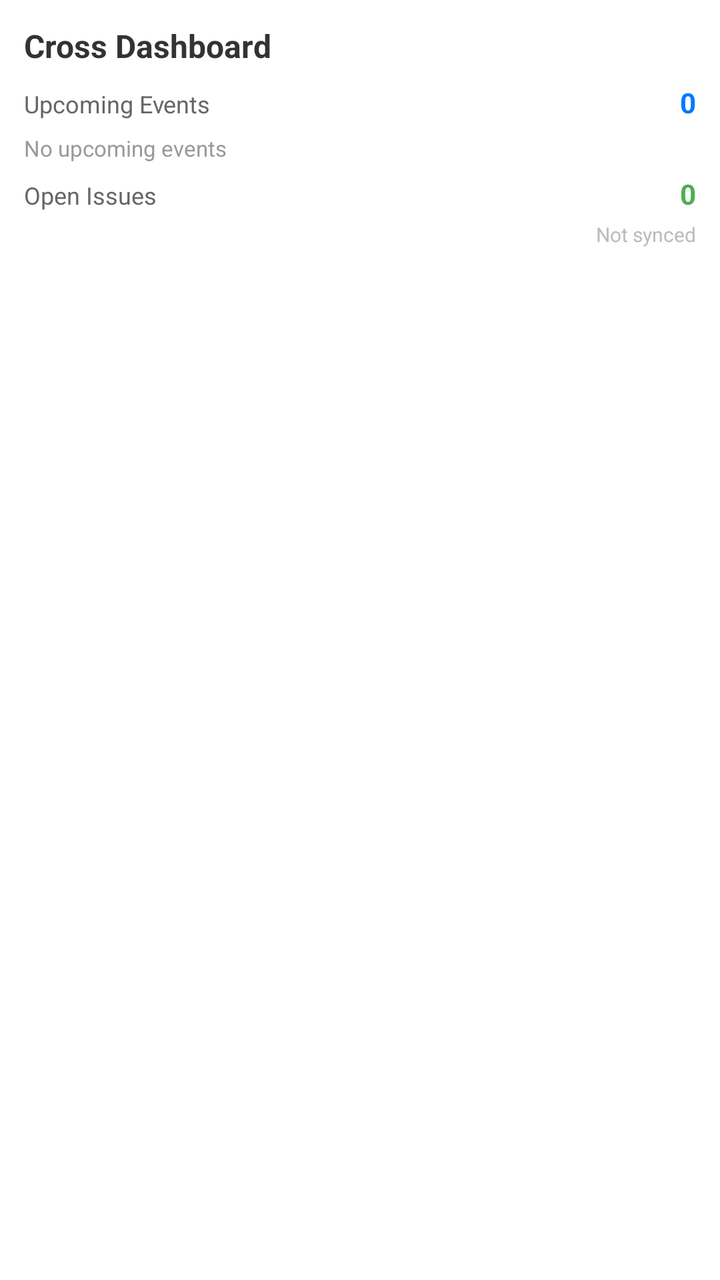
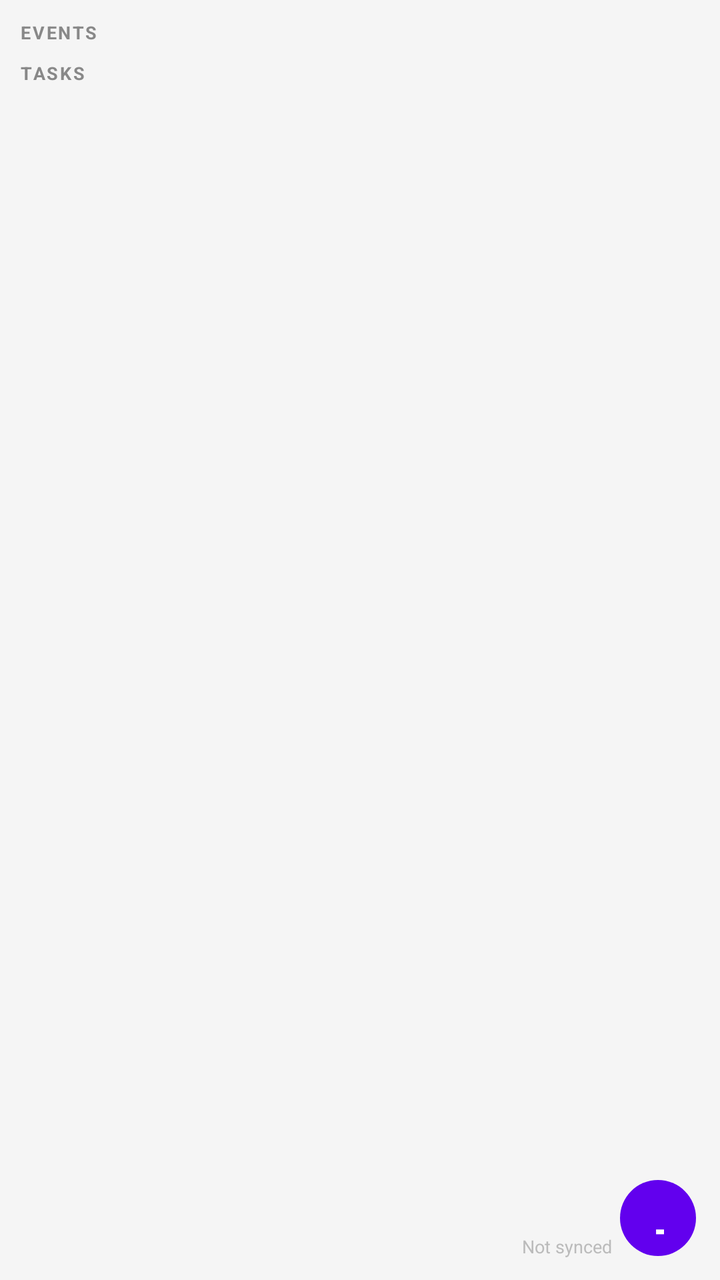

An Android layout rendered at two revisions. The XML below is the earlier revision; the diff shows what the commit changed to produce the second picture.
<!-- AndroidManifest.xml: fallback theme Theme.MaterialComponents.DayNight.NoActionBar -->
<!-- res/layout/widget_dashboard.xml -->
<?xml version="1.0" encoding="utf-8"?>
<LinearLayout
    xmlns:android="http://schemas.android.com/apk/res/android"
    android:layout_width="match_parent"
    android:layout_height="match_parent"
    android:orientation="vertical"
    android:padding="12dp"
    android:background="@android:color/white">

    <TextView
        android:id="@+id/widget_title"
        android:layout_width="match_parent"
        android:layout_height="wrap_content"
        android:text="Cross Dashboard"
        android:textSize="16sp"
        android:textStyle="bold"
        android:textColor="#333333"
        android:layout_marginBottom="8dp" />

    <LinearLayout
        android:layout_width="match_parent"
        android:layout_height="wrap_content"
        android:orientation="horizontal"
        android:layout_marginBottom="6dp">

        <TextView
            android:layout_width="0dp"
            android:layout_height="wrap_content"
            android:layout_weight="1"
            android:text="Upcoming Events"
            android:textSize="12sp"
            android:textColor="#666666" />

        <TextView
            android:id="@+id/widget_events_count"
            android:layout_width="wrap_content"
            android:layout_height="wrap_content"
            android:text="0"
            android:textSize="14sp"
            android:textStyle="bold"
            android:textColor="#007AFF" />
    </LinearLayout>

    <TextView
        android:id="@+id/widget_next_event"
        android:layout_width="match_parent"
        android:layout_height="wrap_content"
        android:text="No upcoming events"
        android:textSize="11sp"
        android:textColor="#999999"
        android:maxLines="2"
        android:ellipsize="end"
        android:layout_marginBottom="6dp" />

    <LinearLayout
        android:layout_width="match_parent"
        android:layout_height="wrap_content"
        android:orientation="horizontal"
        android:layout_marginBottom="4dp">

        <TextView
            android:layout_width="0dp"
            android:layout_height="wrap_content"
            android:layout_weight="1"
            android:text="Open Issues"
            android:textSize="12sp"
            android:textColor="#666666" />

        <TextView
            android:id="@+id/widget_issues_count"
            android:layout_width="wrap_content"
            android:layout_height="wrap_content"
            android:text="0"
            android:textSize="14sp"
            android:textStyle="bold"
            android:textColor="#4CAF50" />
    </LinearLayout>

    <TextView
        android:id="@+id/widget_last_sync"
        android:layout_width="match_parent"
        android:layout_height="wrap_content"
        android:text="Not synced"
        android:textSize="10sp"
        android:textColor="#bbbbbb"
        android:gravity="end" />
</LinearLayout>
<!-- resources referenced by this layout -->
<resources>

</resources>

<!-- the commit's change to res/layout/widget_dashboard.xml (unified diff, before → after) -->
@@ -1,87 +1,183 @@
 <?xml version="1.0" encoding="utf-8"?>
-<LinearLayout
+<RelativeLayout
     xmlns:android="http://schemas.android.com/apk/res/android"
     android:layout_width="match_parent"
     android:layout_height="match_parent"
-    android:orientation="vertical"
-    android:padding="12dp"
-    android:background="@android:color/white">
+    android:padding="10dp"
+    android:background="#F5F5F5">
 
-    <TextView
-        android:id="@+id/widget_title"
+    
+    <LinearLayout
+        android:id="@+id/widget_content"
         android:layout_width="match_parent"
-        android:layout_height="wrap_content"
-        android:text="Cross Dashboard"
-        android:textSize="16sp"
-        android:textStyle="bold"
-        android:textColor="#333333"
-        android:layout_marginBottom="8dp" />
+        android:layout_height="match_parent"
+        android:orientation="vertical">
 
-    <LinearLayout
-        android:layout_width="match_parent"
-        android:layout_height="wrap_content"
-        android:orientation="horizontal"
-        android:layout_marginBottom="6dp">
+        
+        <TextView
+            android:id="@+id/widget_events_header"
+            android:layout_width="match_parent"
+            android:layout_height="wrap_content"
+            android:text="EVENTS"
+            android:textSize="9sp"
+            android:textStyle="bold"
+            android:textColor="#888888"
+            android:letterSpacing="0.1"
+            android:layout_marginBottom="2dp" />
 
         <TextView
-            android:layout_width="0dp"
+            android:id="@+id/widget_event_1"
+            android:layout_width="match_parent"
             android:layout_height="wrap_content"
-            android:layout_weight="1"
-            android:text="Upcoming Events"
-            android:textSize="12sp"
-            android:textColor="#666666" />
+            android:text=""
+            android:textSize="11sp"
+            android:textColor="#222222"
+            android:maxLines="1"
+            android:ellipsize="end"
+            android:layout_marginBottom="1dp"
+            android:visibility="gone" />
 
         <TextView
-            android:id="@+id/widget_events_count"
-            android:layout_width="wrap_content"
+            android:id="@+id/widget_event_2"
+            android:layout_width="match_parent"
             android:layout_height="wrap_content"
-            android:text="0"
-            android:textSize="14sp"
+            android:text=""
+            android:textSize="11sp"
+            android:textColor="#222222"
+            android:maxLines="1"
+            android:ellipsize="end"
+            android:layout_marginBottom="1dp"
+            android:visibility="gone" />
+
+        <TextView
+            android:id="@+id/widget_event_3"
+            android:layout_width="match_parent"
+            android:layout_height="wrap_content"
+            android:text=""
+            android:textSize="11sp"
+            android:textColor="#222222"
+            android:maxLines="1"
+            android:ellipsize="end"
+            android:layout_marginBottom="1dp"
+            android:visibility="gone" />
+
+        <TextView
+            android:id="@+id/widget_events_empty"
+            android:layout_width="match_parent"
+            android:layout_height="wrap_content"
+            android:text="No upcoming events"
+            android:textSize="11sp"
+            android:textColor="#AAAAAA"
+            android:layout_marginBottom="1dp"
+            android:visibility="gone" />
+
+        
+        <TextView
+            android:id="@+id/widget_tasks_header"
+            android:layout_width="match_parent"
+            android:layout_height="wrap_content"
+            android:text="TASKS"
+            android:textSize="9sp"
             android:textStyle="bold"
-            android:textColor="#007AFF" />
+            android:textColor="#888888"
+            android:letterSpacing="0.1"
+            android:layout_marginTop="6dp"
+            android:layout_marginBottom="2dp" />
+
+        <TextView
+            android:id="@+id/widget_task_1"
+            android:layout_width="match_parent"
+            android:layout_height="wrap_content"
+            android:text=""
+            android:textSize="11sp"
+            android:textColor="#222222"
+            android:maxLines="1"
+            android:ellipsize="end"
+            android:layout_marginBottom="1dp"
+            android:visibility="gone" />
+
+        <TextView
+            android:id="@+id/widget_task_2"
+            android:layout_width="match_parent"
+            android:layout_height="wrap_content"
+            android:text=""
+            android:textSize="11sp"
+            android:textColor="#222222"
+            android:maxLines="1"
+            android:ellipsize="end"
+            android:layout_marginBottom="1dp"
+            android:visibility="gone" />
+
+        <TextView
+            android:id="@+id/widget_task_3"
+            android:layout_width="match_parent"
+            android:layout_height="wrap_content"
+            android:text=""
+            android:textSize="11sp"
+            android:textColor="#222222"
+            android:maxLines="1"
+            android:ellipsize="end"
+            android:layout_marginBottom="1dp"
+            android:visibility="gone" />
+
+        <TextView
+            android:id="@+id/widget_tasks_empty"
+            android:layout_width="match_parent"
+            android:layout_height="wrap_content"
+            android:text="No pending tasks"
+            android:textSize="11sp"
+            android:textColor="#AAAAAA"
+            android:layout_marginBottom="1dp"
+            android:visibility="gone" />
+
+        
+        <View
+            android:layout_width="match_parent"
+            android:layout_height="0dp"
+            android:layout_weight="1" />
+
+        
+        <LinearLayout
+            android:layout_width="match_parent"
+            android:layout_height="wrap_content"
+            android:orientation="horizontal"
+            android:gravity="center_vertical">
+
+            <TextView
+                android:id="@+id/widget_issues_label"
+                android:layout_width="0dp"
+                android:layout_height="wrap_content"
+                android:layout_weight="1"
+                android:text=""
+                android:textSize="10sp"
+                android:textColor="#9C27B0" />
+
+            <TextView
+                android:id="@+id/widget_last_sync"
+                android:layout_width="wrap_content"
+                android:layout_height="wrap_content"
+                android:text="Not synced"
+                android:textSize="9sp"
+                android:textColor="#BBBBBB"
+                android:layout_marginEnd="44dp" />
+
+        </LinearLayout>
     </LinearLayout>
 
-    <TextView
-        android:id="@+id/widget_next_event"
-        android:layout_width="match_parent"
-        android:layout_height="wrap_content"
-        android:text="No upcoming events"
-        android:textSize="11sp"
-        android:textColor="#999999"
-        android:maxLines="2"
-        android:ellipsize="end"
-        android:layout_marginBottom="6dp" />
+    
+    <Button
+        android:id="@+id/widget_fab"
+        android:layout_width="38dp"
+        android:layout_height="38dp"
+        android:layout_alignParentBottom="true"
+        android:layout_alignParentEnd="true"
+        android:layout_marginBottom="2dp"
+        android:layout_marginEnd="2dp"
+        android:text="+"
+        android:textSize="22sp"
+        android:textColor="#FFFFFF"
+        android:background="@drawable/fab_background"
+        android:paddingBottom="2dp"
+        android:stateListAnimator="@null" />
 
-    <LinearLayout
-        android:layout_width="match_parent"
-        android:layout_height="wrap_content"
-        android:orientation="horizontal"
-        android:layout_marginBottom="4dp">
-
-        <TextView
-            android:layout_width="0dp"
-            android:layout_height="wrap_content"
-            android:layout_weight="1"
-            android:text="Open Issues"
-            android:textSize="12sp"
-            android:textColor="#666666" />
-
-        <TextView
-            android:id="@+id/widget_issues_count"
-            android:layout_width="wrap_content"
-            android:layout_height="wrap_content"
-            android:text="0"
-            android:textSize="14sp"
-            android:textStyle="bold"
-            android:textColor="#4CAF50" />
-    </LinearLayout>
-
-    <TextView
-        android:id="@+id/widget_last_sync"
-        android:layout_width="match_parent"
-        android:layout_height="wrap_content"
-        android:text="Not synced"
-        android:textSize="10sp"
-        android:textColor="#bbbbbb"
-        android:gravity="end" />
-</LinearLayout>
+</RelativeLayout>
<!-- resource entries referenced after the edit -->
@@ -1,5 +1,10 @@
 <!-- resources referenced by this layout -->
 <resources>
-
+  <!-- drawable fab_background (drawable) -->
+  <?xml version="1.0" encoding="utf-8"?>
+  <shape xmlns:android="http://schemas.android.com/apk/res/android"
+      android:shape="oval">
+      <solid android:color="#007AFF" />
+  </shape>
 </resources>
 
